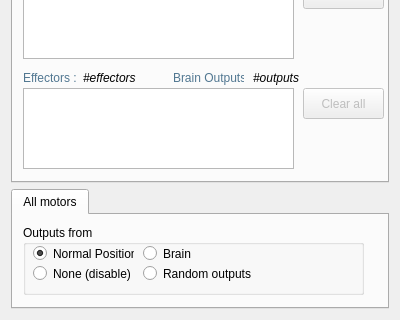
Before: the Qt Designer form src/genelab/core/ui/widgets/entities/entitypropertiescontroller.ui in GeneCraft/GeneCraft-Project, drawn with Qt 5; both pictures show x 0 to 400 and y 406 to 726 of the 400 by 726 pixel window.
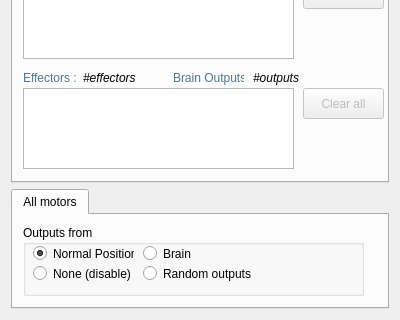
After: the same form once the commit is applied. Icons and pictures are not drawn.

```diff
--- a/src/genelab/core/ui/widgets/entities/entitypropertiescontroller.ui
+++ b/src/genelab/core/ui/widgets/entities/entitypropertiescontroller.ui
@@ -438,7 +438,7 @@
      <property name="minimumSize">
       <size>
        <width>0</width>
-       <height>70</height>
+       <height>80</height>
       </size>
      </property>
      <property name="maximumSize">
@@ -460,7 +460,7 @@
          <x>10</x>
          <y>10</y>
          <width>341</width>
-         <height>70</height>
+         <height>71</height>
         </rect>
        </property>
        <property name="sizePolicy">
```
Left out of the diff: 7 changed lines with no effect on the pictures.
